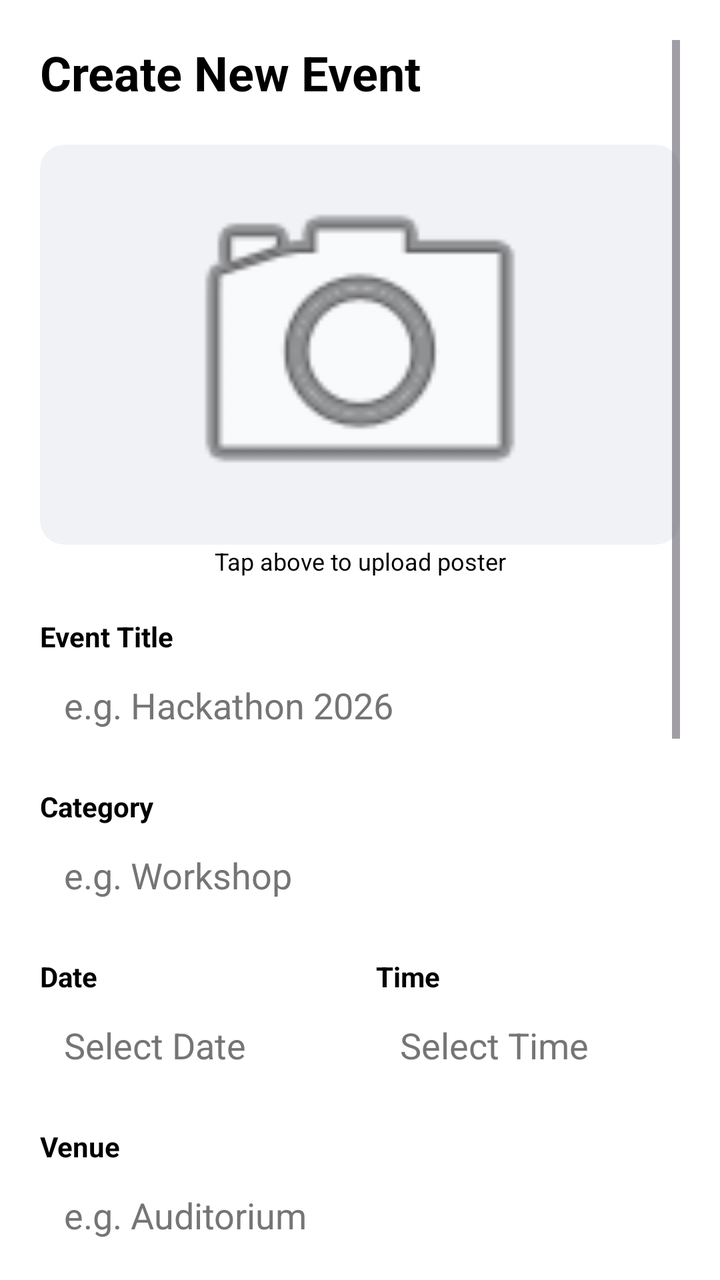
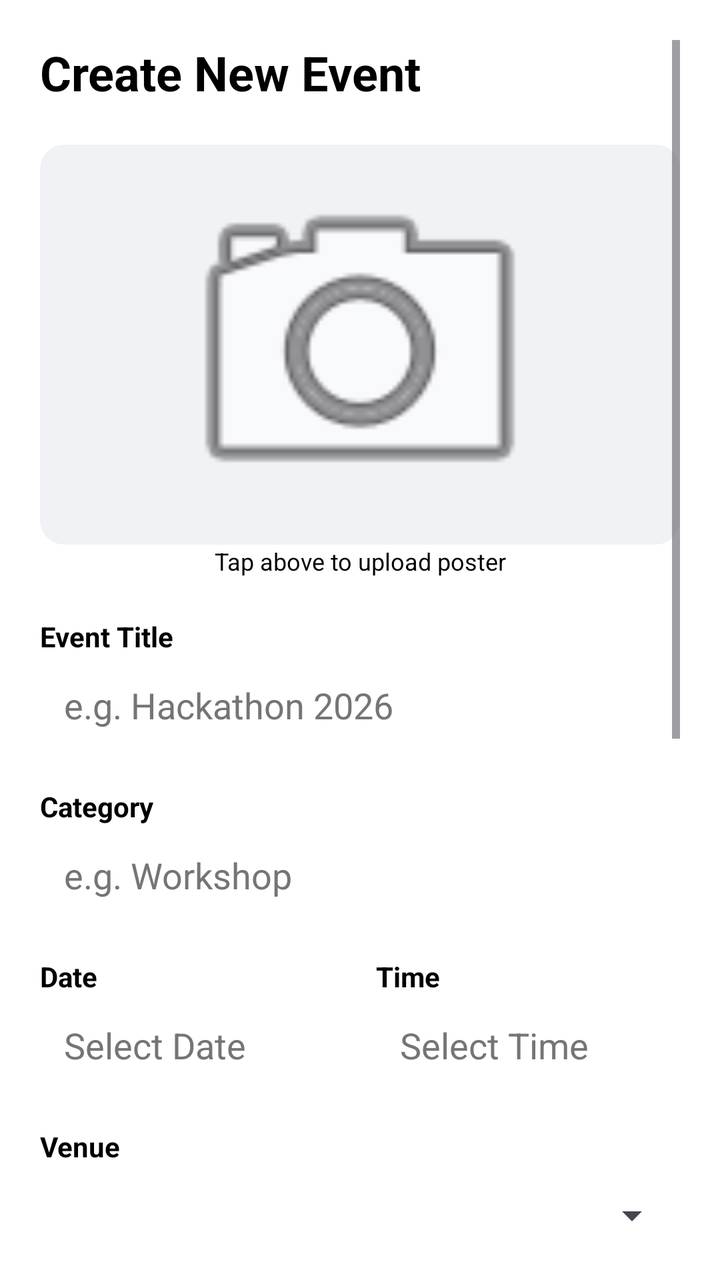

Two renders of the same Android screen: before a commit and after it. Below are the layout's source before the change and the commit's diff.
<!-- AndroidManifest.xml: application theme Theme.Campus_Sphere -->
<!-- res/layout/fragment_create_event.xml -->
<?xml version="1.0" encoding="utf-8"?>
<ScrollView xmlns:android="http://schemas.android.com/apk/res/android"
    xmlns:app="http://schemas.android.com/apk/res-auto"
    android:layout_width="match_parent"
    android:layout_height="match_parent"
    android:background="#FFFFFF"
    android:padding="20dp">

    <LinearLayout
        android:layout_width="match_parent"
        android:layout_height="wrap_content"
        android:orientation="vertical">

        <TextView
            android:text="Create New Event"
            android:textSize="24sp"
            android:textStyle="bold"
            android:textColor="#000000"
            android:layout_marginBottom="20dp"
            android:layout_width="wrap_content"
            android:layout_height="wrap_content"/>

        <androidx.cardview.widget.CardView
            android:layout_width="match_parent"
            android:layout_height="200dp"
            app:cardCornerRadius="12dp"
            app:cardElevation="0dp"
            app:cardBackgroundColor="#F1F2F6">

            <ImageView
                android:id="@+id/eventPosterPreview"
                android:layout_width="match_parent"
                android:layout_height="match_parent"
                android:scaleType="centerCrop"
                android:src="@android:drawable/ic_menu_camera"
                android:padding="60dp"/>

            <Button
                android:id="@+id/uploadPosterBtn"
                android:layout_width="match_parent"
                android:layout_height="match_parent"
                android:background="@android:color/transparent"/>
        </androidx.cardview.widget.CardView>

        <TextView
            android:text="Tap above to upload poster"
            android:gravity="center"
            android:layout_width="match_parent"
            android:layout_height="wrap_content"
            android:layout_marginBottom="20dp"
            android:textColor="#000000"
            android:textSize="12sp"/>

        <TextView
            android:text="Event Title"
            android:textStyle="bold"
            android:textColor="#000000"
            android:layout_width="wrap_content"
            android:layout_height="wrap_content"/>
        <EditText
            android:id="@+id/eventTitleInput"
            android:layout_width="match_parent"
            android:layout_height="50dp"
            android:background="@drawable/bg_rounded_border"
            android:hint="e.g. Hackathon 2026"
            android:textColor="#000000"
            android:textColorHint="#757575"
            android:paddingHorizontal="12dp"
            android:layout_marginBottom="16dp"/>

        <TextView
            android:text="Category"
            android:textStyle="bold"
            android:textColor="#000000"
            android:layout_width="wrap_content"
            android:layout_height="wrap_content"/>
        <EditText
            android:id="@+id/eventCategoryInput"
            android:layout_width="match_parent"
            android:layout_height="50dp"
            android:background="@drawable/bg_rounded_border"
            android:hint="e.g. Workshop"
            android:textColor="#000000"
            android:textColorHint="#757575"
            android:paddingHorizontal="12dp"
            android:layout_marginBottom="16dp"/>

        <LinearLayout
            android:layout_width="match_parent"
            android:layout_height="wrap_content"
            android:orientation="horizontal">

            <LinearLayout
                android:layout_width="0dp"
                android:layout_weight="1"
                android:layout_height="wrap_content"
                android:orientation="vertical"
                android:layout_marginEnd="8dp">
                <TextView
                    android:text="Date"
                    android:textStyle="bold"
                    android:textColor="#000000"
                    android:layout_width="wrap_content"
                    android:layout_height="wrap_content"/>
                <EditText
                    android:id="@+id/eventDateInput"
                    android:layout_width="match_parent"
                    android:layout_height="50dp"
                    android:background="@drawable/bg_rounded_border"
                    android:hint="Select Date"
                    android:focusable="false"
                    android:textColor="#000000"
                    android:textColorHint="#757575"
                    android:paddingHorizontal="12dp"/>
            </LinearLayout>

            <LinearLayout
                android:layout_width="0dp"
                android:layout_weight="1"
                android:layout_height="wrap_content"
                android:orientation="vertical"
                android:layout_marginStart="8dp">
                <TextView
                    android:text="Time"
                    android:textStyle="bold"
                    android:textColor="#000000"
                    android:layout_width="wrap_content"
                    android:layout_height="wrap_content"/>
                <EditText
                    android:id="@+id/eventTimeInput"
                    android:layout_width="match_parent"
                    android:layout_height="50dp"
                    android:background="@drawable/bg_rounded_border"
                    android:hint="Select Time"
                    android:focusable="false"
                    android:textColor="#000000"
                    android:textColorHint="#757575"
                    android:paddingHorizontal="12dp"/>
            </LinearLayout>
        </LinearLayout>

        <TextView
            android:text="Venue"
            android:textStyle="bold"
            android:textColor="#000000"
            android:layout_marginTop="16dp"
            android:layout_width="wrap_content"
            android:layout_height="wrap_content"/>
        <EditText
            android:id="@+id/eventVenueInput"
            android:layout_width="match_parent"
            android:layout_height="50dp"
            android:background="@drawable/bg_rounded_border"
            android:hint="e.g. Auditorium"
            android:textColor="#000000"
            android:textColorHint="#757575"
            android:paddingHorizontal="12dp"
            android:layout_marginBottom="16dp"/>

        <TextView
            android:text="Price"
            android:textStyle="bold"
            android:textColor="#000000"
            android:layout_width="wrap_content"
            android:layout_height="wrap_content"/>
        <EditText
            android:id="@+id/eventPriceInput"
            android:layout_width="match_parent"
            android:layout_height="50dp"
            android:background="@drawable/bg_rounded_border"
            android:hint="e.g. 500 (or leave empty for Free)"
            android:textColor="#000000"
            android:textColorHint="#757575"
            android:inputType="number"
            android:paddingHorizontal="12dp"
            android:layout_marginBottom="16dp"/>

        <TextView
            android:text="Description"
            android:textStyle="bold"
            android:textColor="#000000"
            android:layout_width="wrap_content"
            android:layout_height="wrap_content"/>
        <EditText
            android:id="@+id/eventDescInput"
            android:layout_width="match_parent"
            android:layout_height="120dp"
            android:background="@drawable/bg_rounded_border"
            android:hint="Describe your event..."
            android:gravity="top|start"
            android:textColor="#000000"
            android:textColorHint="#757575"
            android:padding="12dp"
            android:layout_marginBottom="8dp"/>

        <Button
            android:id="@+id/generateCaptionBtn"
            android:layout_width="wrap_content"
            android:layout_height="40dp"
            android:text="✨ Generate with AI"
            android:textSize="12sp"
            android:backgroundTint="#6C5CE7"
            android:textColor="#FFFFFF"
            android:layout_gravity="end"
            android:layout_marginBottom="16dp"/>

        <CheckBox
            android:id="@+id/enableAttendanceCheck"
            android:layout_width="wrap_content"
            android:layout_height="wrap_content"
            android:text="Enable Attendance System"
            android:textColor="#000000"/>

        <Button
            android:id="@+id/publishEventBtn"
            android:layout_width="match_parent"
            android:layout_height="55dp"
            android:text="Publish Event"
            android:backgroundTint="#0984E3"
            android:textStyle="bold"
            android:layout_marginTop="20dp"
            android:layout_marginBottom="40dp"/>

    </LinearLayout>
</ScrollView>
<!-- resources referenced by this layout -->
<resources>
  <!-- drawable bg_rounded_border (drawable) -->
  <?xml version="1.0" encoding="utf-8"?>
  <shape xmlns:android="http://schemas.android.com/apk/res/android">
      <stroke android:width="1dp" android:color="#FFFFFF"/>
      <corners android:radius="8dp"/>
      <solid android:color="#00000000"/> </shape>
  <style name="Theme.Campus_Sphere" parent="Base.Theme.Campus_Sphere" />
  <style name="Base.Theme.Campus_Sphere" parent="Theme.Material3.DayNight.NoActionBar">
          
          
      </style>
</resources>

<!-- the commit's change to res/layout/fragment_create_event.xml (unified diff, before → after) -->
@@ -12,78 +12,81 @@
         android:orientation="vertical">
 
         <TextView
+            android:id="@+id/eventFormTitle"
+            android:layout_width="wrap_content"
+            android:layout_height="wrap_content"
+            android:layout_marginBottom="20dp"
             android:text="Create New Event"
+            android:textColor="#000000"
             android:textSize="24sp"
-            android:textStyle="bold"
-            android:textColor="#000000"
-            android:layout_marginBottom="20dp"
-            android:layout_width="wrap_content"
-            android:layout_height="wrap_content"/>
+            android:textStyle="bold" />
 
         <androidx.cardview.widget.CardView
             android:layout_width="match_parent"
             android:layout_height="200dp"
+            app:cardBackgroundColor="#F1F2F6"
             app:cardCornerRadius="12dp"
-            app:cardElevation="0dp"
-            app:cardBackgroundColor="#F1F2F6">
+            app:cardElevation="0dp">
 
             <ImageView
                 android:id="@+id/eventPosterPreview"
                 android:layout_width="match_parent"
                 android:layout_height="match_parent"
+                android:padding="60dp"
                 android:scaleType="centerCrop"
-                android:src="@android:drawable/ic_menu_camera"
-                android:padding="60dp"/>
+                android:src="@android:drawable/ic_menu_camera" />
 
             <Button
                 android:id="@+id/uploadPosterBtn"
                 android:layout_width="match_parent"
                 android:layout_height="match_parent"
-                android:background="@android:color/transparent"/>
+                android:background="@android:color/transparent" />
         </androidx.cardview.widget.CardView>
 
         <TextView
+            android:layout_width="match_parent"
+            android:layout_height="wrap_content"
+            android:layout_marginBottom="20dp"
+            android:gravity="center"
             android:text="Tap above to upload poster"
-            android:gravity="center"
-            android:layout_width="match_parent"
-            android:layout_height="wrap_content"
-            android:layout_marginBottom="20dp"
-            android:textColor="#000000"
-            android:textSize="12sp"/>
-
-        <TextView
+            android:textColor="#000000"
+            android:textSize="12sp" />
+
+        <TextView
+            android:layout_width="wrap_content"
+            android:layout_height="wrap_content"
             android:text="Event Title"
-            android:textStyle="bold"
-            android:textColor="#000000"
-            android:layout_width="wrap_content"
-            android:layout_height="wrap_content"/>
+            android:textColor="#000000"
+            android:textStyle="bold" />
+
         <EditText
             android:id="@+id/eventTitleInput"
             android:layout_width="match_parent"
             android:layout_height="50dp"
+            android:layout_marginBottom="16dp"
             android:background="@drawable/bg_rounded_border"
             android:hint="e.g. Hackathon 2026"
-            android:textColor="#000000"
-            android:textColorHint="#757575"
             android:paddingHorizontal="12dp"
-            android:layout_marginBottom="16dp"/>
-
-        <TextView
+            android:textColor="#000000"
+            android:textColorHint="#757575" />
+
+        <TextView
+            android:layout_width="wrap_content"
+            android:layout_height="wrap_content"
             android:text="Category"
-            android:textStyle="bold"
-            android:textColor="#000000"
-            android:layout_width="wrap_content"
-            android:layout_height="wrap_content"/>
+            android:textColor="#000000"
+            android:textStyle="bold" />
+
         <EditText
             android:id="@+id/eventCategoryInput"
             android:layout_width="match_parent"
             android:layout_height="50dp"
+            android:layout_marginBottom="16dp"
             android:background="@drawable/bg_rounded_border"
             android:hint="e.g. Workshop"
-            android:textColor="#000000"
-            android:textColorHint="#757575"
             android:paddingHorizontal="12dp"
-            android:layout_marginBottom="16dp"/>
+            android:textColor="#000000"
+            android:textColorHint="#757575" />
 
         <LinearLayout
             android:layout_width="match_parent"
@@ -92,134 +95,149 @@
 
             <LinearLayout
                 android:layout_width="0dp"
+                android:layout_height="wrap_content"
+                android:layout_marginEnd="8dp"
                 android:layout_weight="1"
-                android:layout_height="wrap_content"
-                android:orientation="vertical"
-                android:layout_marginEnd="8dp">
+                android:orientation="vertical">
+
                 <TextView
+                    android:layout_width="wrap_content"
+                    android:layout_height="wrap_content"
                     android:text="Date"
-                    android:textStyle="bold"
-                    android:textColor="#000000"
-                    android:layout_width="wrap_content"
-                    android:layout_height="wrap_content"/>
+                    android:textColor="#000000"
+                    android:textStyle="bold" />
+
                 <EditText
                     android:id="@+id/eventDateInput"
                     android:layout_width="match_parent"
                     android:layout_height="50dp"
                     android:background="@drawable/bg_rounded_border"
+                    android:focusable="false"
                     android:hint="Select Date"
-                    android:focusable="false"
-                    android:textColor="#000000"
-                    android:textColorHint="#757575"
-                    android:paddingHorizontal="12dp"/>
+                    android:paddingHorizontal="12dp"
+                    android:textColor="#000000"
+                    android:textColorHint="#757575" />
             </LinearLayout>
 
             <LinearLayout
                 android:layout_width="0dp"
+                android:layout_height="wrap_content"
+                android:layout_marginStart="8dp"
                 android:layout_weight="1"
-                android:layout_height="wrap_content"
-                android:orientation="vertical"
-                android:layout_marginStart="8dp">
+                android:orientation="vertical">
+
                 <TextView
+                    android:layout_width="wrap_content"
+                    android:layout_height="wrap_content"
                     android:text="Time"
-                    android:textStyle="bold"
-                    android:textColor="#000000"
-                    android:layout_width="wrap_content"
-                    android:layout_height="wrap_content"/>
+                    android:textColor="#000000"
+                    android:textStyle="bold" />
+
                 <EditText
                     android:id="@+id/eventTimeInput"
                     android:layout_width="match_parent"
                     android:layout_height="50dp"
                     android:background="@drawable/bg_rounded_border"
+                    android:focusable="false"
                     android:hint="Select Time"
-                    android:focusable="false"
-                    android:textColor="#000000"
-                    android:textColorHint="#757575"
-                    android:paddingHorizontal="12dp"/>
+                    android:paddingHorizontal="12dp"
+                    android:textColor="#000000"
+                    android:textColorHint="#757575" />
             </LinearLayout>
         </LinearLayout>
 
         <TextView
+            android:layout_width="wrap_content"
+            android:layout_height="wrap_content"
+            android:layout_marginTop="16dp"
             android:text="Venue"
-            android:textStyle="bold"
-            android:textColor="#000000"
-            android:layout_marginTop="16dp"
-            android:layout_width="wrap_content"
-            android:layout_height="wrap_content"/>
-        <EditText
-            android:id="@+id/eventVenueInput"
-            android:layout_width="match_parent"
-            android:layout_height="50dp"
-            android:background="@drawable/bg_rounded_border"
-            android:hint="e.g. Auditorium"
-            android:textColor="#000000"
-            android:textColorHint="#757575"
-            android:paddingHorizontal="12dp"
-            android:layout_marginBottom="16dp"/>
-
-        <TextView
+            android:textColor="#000000"
+            android:textStyle="bold" />
+
+        <FrameLayout
+            android:layout_width="match_parent"
+            android:layout_height="50dp"
+            android:layout_marginBottom="16dp"
+            android:background="@drawable/bg_rounded_border">
+
+            <Spinner
+                android:id="@+id/eventVenueSpinner"
+                android:layout_width="match_parent"
+                android:layout_height="match_parent"
+                android:paddingStart="8dp"
+                android:paddingEnd="8dp"
+                android:spinnerMode="dropdown" />
+        </FrameLayout>
+
+        <TextView
+            android:layout_width="wrap_content"
+            android:layout_height="wrap_content"
             android:text="Price"
-            android:textStyle="bold"
-            android:textColor="#000000"
-            android:layout_width="wrap_content"
-            android:layout_height="wrap_content"/>
+            android:textColor="#000000"
+            android:textStyle="bold" />
+
         <EditText
             android:id="@+id/eventPriceInput"
             android:layout_width="match_parent"
             android:layout_height="50dp"
+            android:layout_marginBottom="16dp"
             android:background="@drawable/bg_rounded_border"
             android:hint="e.g. 500 (or leave empty for Free)"
-            android:textColor="#000000"
-            android:textColorHint="#757575"
             android:inputType="number"
             android:paddingHorizontal="12dp"
-            android:layout_marginBottom="16dp"/>
-
-        <TextView
+            android:textColor="#000000"
+            android:textColorHint="#757575" />
+
+        <TextView
+            android:layout_width="wrap_content"
+            android:layout_height="wrap_content"
             android:text="Description"
-            android:textStyle="bold"
-            android:textColor="#000000"
-            android:layout_width="wrap_content"
-            android:layout_height="wrap_content"/>
+            android:textColor="#000000"
+            android:textStyle="bold" />
+
         <EditText
             android:id="@+id/eventDescInput"
             android:layout_width="match_parent"
-            android:layout_height="120dp"
-            android:background="@drawable/bg_rounded_border"
+            android:layout_height="wrap_content"
+            android:layout_marginBottom="8dp"
+            android:background="@drawable/bg_rounded_border"
+            android:gravity="top|start"
             android:hint="Describe your event..."
-            android:gravity="top|start"
-            android:textColor="#000000"
-            android:textColorHint="#757575"
+            android:inputType="textMultiLine|textCapSentences"
+            android:maxHeight="300dp"
+            android:minHeight="120dp"
             android:padding="12dp"
-            android:layout_marginBottom="8dp"/>
+            android:scrollbars="vertical"
+            android:textColor="#000000"
+            android:textColorHint="#757575" />
 
         <Button
             android:id="@+id/generateCaptionBtn"
             android:layout_width="wrap_content"
             android:layout_height="40dp"
+            android:layout_gravity="end"
+            android:layout_marginBottom="16dp"
+            android:backgroundTint="#6C5CE7"
             android:text="✨ Generate with AI"
-            android:textSize="12sp"
-            android:backgroundTint="#6C5CE7"
             android:textColor="#FFFFFF"
-            android:layout_gravity="end"
-            android:layout_marginBottom="16dp"/>
+            android:textSize="12sp" />
 
         <CheckBox
             android:id="@+id/enableAttendanceCheck"
             android:layout_width="wrap_content"
             android:layout_height="wrap_content"
             android:text="Enable Attendance System"
-            android:textColor="#000000"/>
+            android:textColor="#000000" />
 
         <Button
             android:id="@+id/publishEventBtn"
             android:layout_width="match_parent"
             android:layout_height="55dp"
+            android:layout_marginTop="20dp"
+            android:layout_marginBottom="40dp"
+            android:backgroundTint="#0984E3"
             android:text="Publish Event"
-            android:backgroundTint="#0984E3"
-            android:textStyle="bold"
-            android:layout_marginTop="20dp"
-            android:layout_marginBottom="40dp"/>
+            android:textStyle="bold" />
 
     </LinearLayout>
 </ScrollView>
<!-- resource entries referenced after the edit -->
@@ -8,8 +8,25 @@
       <solid android:color="#00000000"/> </shape>
   <style name="Theme.Campus_Sphere" parent="Base.Theme.Campus_Sphere" />
   <style name="Base.Theme.Campus_Sphere" parent="Theme.Material3.DayNight.NoActionBar">
-          
-          
+          <item name="colorPrimary">@color/app_primary</item>
+          <item name="colorOnPrimary">@color/app_on_primary</item>
+          <item name="colorPrimaryContainer">@color/app_primary_container</item>
+          <item name="colorSecondary">@color/app_secondary</item>
+          <item name="colorSecondaryContainer">@color/app_secondary_container</item>
+          <item name="colorSurface">@color/app_surface</item>
+          <item name="colorOnSurface">@color/app_on_surface</item>
+          <item name="colorError">@color/app_error</item>
+          <item name="android:windowBackground">@color/app_background</item>
+          <item name="android:navigationBarColor">@color/app_surface</item>
       </style>
+  <color name="app_primary">#0B3D91</color>
+  <color name="app_on_primary">#FFFFFF</color>
+  <color name="app_primary_container">#DCE7FF</color>
+  <color name="app_secondary">#00B894</color>
+  <color name="app_secondary_container">#D6FFF4</color>
+  <color name="app_surface">#FFFFFF</color>
+  <color name="app_on_surface">#1F2937</color>
+  <color name="app_error">#D63031</color>
+  <color name="app_background">#F6F7FB</color>
 </resources>
 
